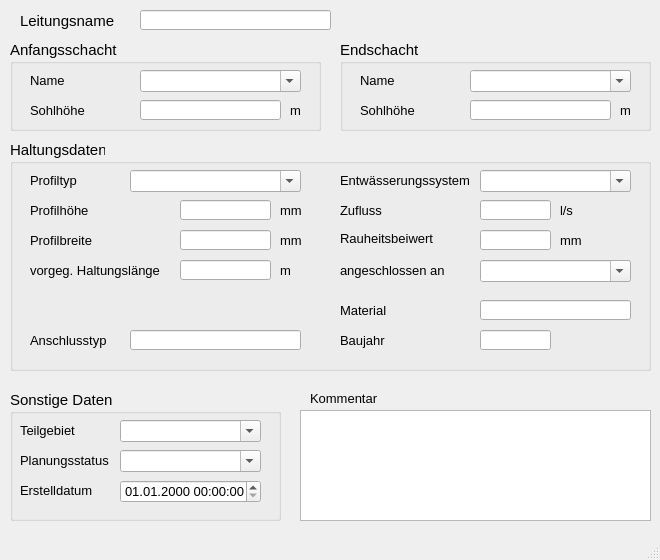
Qt form qkan/forms/qkan_anschlussleitungen.ui (SonkeHoffmann/QKan-1) before a commit.
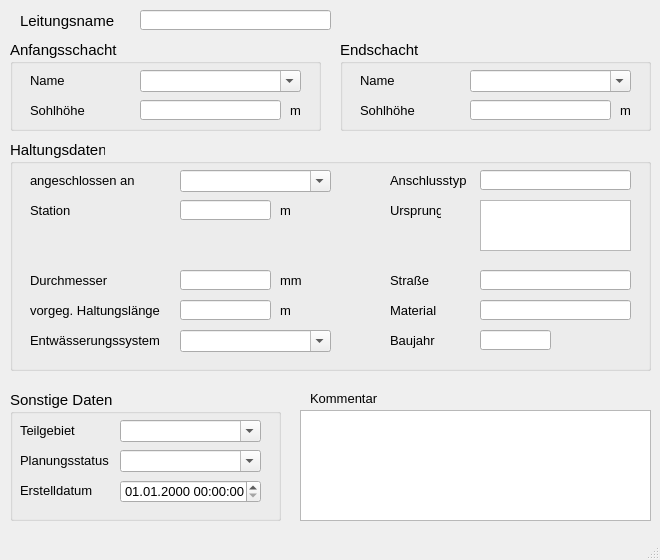
The same form after that commit. Custom widgets are drawn as their Qt base class.

What changed in the file:
```diff
--- a/qkan/forms/qkan_anschlussleitungen.ui
+++ b/qkan/forms/qkan_anschlussleitungen.ui
@@ -384,71 +384,11 @@
     <property name="title">
      <string>Haltungsdaten</string>
     </property>
-    <widget class="QLineEdit" name="ks">
-     <property name="geometry">
-      <rect>
-       <x>470</x>
-       <y>90</y>
-       <width>71</width>
-       <height>20</height>
-      </rect>
-     </property>
-     <property name="font">
-      <font>
-       <family>Tahoma</family>
-       <pointsize>10</pointsize>
-      </font>
-     </property>
-     <property name="toolTip">
-      <string>&lt;html&gt;&lt;head/&gt;&lt;body&gt;&lt;p&gt;Absolute Rauheit gemäß Prandtl-Colebrook&lt;/p&gt;&lt;/body&gt;&lt;/html&gt;</string>
-     </property>
-     <property name="statusTip">
-      <string>Absolute Rauheit gemäß Prandtl-Colebrook</string>
-     </property>
-    </widget>
-    <widget class="QLabel" name="label_7">
-     <property name="geometry">
-      <rect>
-       <x>20</x>
-       <y>90</y>
-       <width>101</width>
-       <height>21</height>
-      </rect>
-     </property>
-     <property name="font">
-      <font>
-       <family>Tahoma</family>
-       <pointsize>10</pointsize>
-      </font>
-     </property>
-     <property name="text">
-      <string>Profilbreite</string>
-     </property>
-    </widget>
-    <widget class="QLabel" name="label_20">
-     <property name="geometry">
-      <rect>
-       <x>270</x>
-       <y>90</y>
-       <width>31</width>
-       <height>21</height>
-      </rect>
-     </property>
-     <property name="font">
-      <font>
-       <family>Tahoma</family>
-       <pointsize>10</pointsize>
-      </font>
-     </property>
-     <property name="text">
-      <string>mm</string>
-     </property>
-    </widget>
     <widget class="QLabel" name="label_21">
      <property name="geometry">
       <rect>
        <x>270</x>
-       <y>120</y>
+       <y>160</y>
        <width>31</width>
        <height>21</height>
       </rect>
@@ -467,7 +407,7 @@
      <property name="geometry">
       <rect>
        <x>170</x>
-       <y>120</y>
+       <y>160</y>
        <width>91</width>
        <height>20</height>
       </rect>
@@ -488,8 +428,8 @@
     <widget class="QComboBox" name="entwart">
      <property name="geometry">
       <rect>
-       <x>470</x>
-       <y>30</y>
+       <x>170</x>
+       <y>190</y>
        <width>151</width>
        <height>22</height>
       </rect>
@@ -510,57 +450,13 @@
       <bool>true</bool>
      </property>
     </widget>
-    <widget class="QComboBox" name="profilnam">
-     <property name="geometry">
-      <rect>
-       <x>120</x>
-       <y>30</y>
-       <width>171</width>
-       <height>22</height>
-      </rect>
-     </property>
-     <property name="font">
-      <font>
-       <family>Tahoma</family>
-       <pointsize>10</pointsize>
-      </font>
-     </property>
-     <property name="toolTip">
-      <string>&lt;html&gt;&lt;head/&gt;&lt;body&gt;&lt;p&gt;Profil der Haltung gem. HE&lt;/p&gt;&lt;/body&gt;&lt;/html&gt;</string>
-     </property>
-     <property name="statusTip">
-      <string>Profil der Haltung gem. HE</string>
-     </property>
-     <property name="editable">
-      <bool>true</bool>
-     </property>
-    </widget>
-    <widget class="QLabel" name="label_54">
-     <property name="geometry">
-      <rect>
-       <x>20</x>
-       <y>30</y>
-       <width>91</width>
-       <height>21</height>
-      </rect>
-     </property>
-     <property name="font">
-      <font>
-       <family>Tahoma</family>
-       <pointsize>10</pointsize>
-      </font>
-     </property>
-     <property name="text">
-      <string>Profiltyp</string>
-     </property>
-    </widget>
     <widget class="QLabel" name="label_17">
      <property name="geometry">
       <rect>
        <x>20</x>
-       <y>110</y>
-       <width>151</width>
-       <height>41</height>
+       <y>160</y>
+       <width>141</width>
+       <height>21</height>
       </rect>
      </property>
      <property name="font">
@@ -576,9 +472,9 @@
     <widget class="QLabel" name="label_51">
      <property name="geometry">
       <rect>
-       <x>330</x>
-       <y>30</y>
-       <width>151</width>
+       <x>20</x>
+       <y>190</y>
+       <width>141</width>
        <height>21</height>
       </rect>
      </property>
@@ -596,7 +492,7 @@
      <property name="geometry">
       <rect>
        <x>170</x>
-       <y>60</y>
+       <y>130</y>
        <width>91</width>
        <height>20</height>
       </rect>
@@ -618,7 +514,7 @@
      <property name="geometry">
       <rect>
        <x>270</x>
-       <y>60</y>
+       <y>130</y>
        <width>31</width>
        <height>21</height>
       </rect>
@@ -633,33 +529,11 @@
       <string>mm</string>
      </property>
     </widget>
-    <widget class="QLineEdit" name="breite">
-     <property name="geometry">
-      <rect>
-       <x>170</x>
-       <y>90</y>
-       <width>91</width>
-       <height>20</height>
-      </rect>
-     </property>
-     <property name="font">
-      <font>
-       <family>Tahoma</family>
-       <pointsize>10</pointsize>
-      </font>
-     </property>
-     <property name="toolTip">
-      <string>&lt;html&gt;&lt;head/&gt;&lt;body&gt;&lt;p&gt;Bedeutung hängt vom Profiltyp ab&lt;/p&gt;&lt;/body&gt;&lt;/html&gt;</string>
-     </property>
-     <property name="statusTip">
-      <string>Bedeutung hängt vom Profiltyp ab</string>
-     </property>
-    </widget>
     <widget class="QLabel" name="label_6">
      <property name="geometry">
       <rect>
        <x>20</x>
-       <y>60</y>
+       <y>130</y>
        <width>101</width>
        <height>21</height>
       </rect>
@@ -671,53 +545,15 @@
       </font>
      </property>
      <property name="text">
-      <string>Profilhöhe</string>
-     </property>
-    </widget>
-    <widget class="QLabel" name="label_70">
-     <property name="geometry">
-      <rect>
-       <x>550</x>
-       <y>90</y>
-       <width>46</width>
-       <height>21</height>
-      </rect>
-     </property>
-     <property name="font">
-      <font>
-       <family>Tahoma</family>
-       <pointsize>10</pointsize>
-      </font>
-     </property>
-     <property name="text">
-      <string>mm</string>
-     </property>
-    </widget>
-    <widget class="QLabel" name="label_61">
-     <property name="geometry">
-      <rect>
-       <x>330</x>
-       <y>90</y>
-       <width>101</width>
-       <height>16</height>
-      </rect>
-     </property>
-     <property name="font">
-      <font>
-       <family>Tahoma</family>
-       <pointsize>10</pointsize>
-      </font>
-     </property>
-     <property name="text">
-      <string>Rauheitsbeiwert</string>
+      <string>Durchmesser</string>
      </property>
     </widget>
     <widget class="QLabel" name="label_11">
      <property name="geometry">
       <rect>
-       <x>330</x>
+       <x>380</x>
        <y>190</y>
-       <width>101</width>
+       <width>71</width>
        <height>21</height>
       </rect>
      </property>
@@ -731,31 +567,12 @@
       <string>Baujahr</string>
      </property>
     </widget>
-    <widget class="QLabel" name="label_13">
-     <property name="geometry">
-      <rect>
-       <x>330</x>
-       <y>60</y>
-       <width>101</width>
-       <height>21</height>
-      </rect>
-     </property>
-     <property name="font">
-      <font>
-       <family>Tahoma</family>
-       <pointsize>10</pointsize>
-      </font>
-     </property>
-     <property name="text">
-      <string>Zufluss</string>
-     </property>
-    </widget>
     <widget class="QLabel" name="label_23">
      <property name="geometry">
       <rect>
-       <x>330</x>
+       <x>380</x>
        <y>160</y>
-       <width>101</width>
+       <width>81</width>
        <height>21</height>
       </rect>
      </property>
@@ -785,41 +602,12 @@
       <string>Material des Schachtes (z.B. Beton, Gussstahl etc.)</string>
      </property>
     </widget>
-    <widget class="QLineEdit" name="qzu">
-     <property name="geometry">
-      <rect>
-       <x>470</x>
-       <y>60</y>
-       <width>71</width>
-       <height>20</height>
-      </rect>
-     </property>
-    </widget>
-    <widget class="QLabel" name="label_71">
-     <property name="geometry">
-      <rect>
-       <x>550</x>
-       <y>60</y>
-       <width>46</width>
-       <height>21</height>
-      </rect>
-     </property>
-     <property name="font">
-      <font>
-       <family>Tahoma</family>
-       <pointsize>10</pointsize>
-      </font>
-     </property>
-     <property name="text">
-      <string>l/s</string>
-     </property>
-    </widget>
     <widget class="QLabel" name="label_26">
      <property name="geometry">
       <rect>
-       <x>20</x>
-       <y>190</y>
-       <width>101</width>
+       <x>380</x>
+       <y>30</y>
+       <width>91</width>
        <height>21</height>
       </rect>
      </property>
@@ -836,9 +624,9 @@
     <widget class="QLineEdit" name="anschlusstyp">
      <property name="geometry">
       <rect>
-       <x>120</x>
-       <y>190</y>
-       <width>171</width>
+       <x>470</x>
+       <y>30</y>
+       <width>151</width>
        <height>20</height>
       </rect>
      </property>
@@ -862,8 +650,8 @@
     <widget class="QComboBox" name="haltnam">
      <property name="geometry">
       <rect>
-       <x>470</x>
-       <y>120</y>
+       <x>170</x>
+       <y>30</y>
        <width>151</width>
        <height>22</height>
       </rect>
@@ -887,8 +675,8 @@
     <widget class="QLabel" name="label_52">
      <property name="geometry">
       <rect>
-       <x>330</x>
-       <y>120</y>
+       <x>20</x>
+       <y>30</y>
        <width>121</width>
        <height>21</height>
       </rect>
@@ -903,6 +691,130 @@
       <string>angeschlossen an</string>
      </property>
     </widget>
+    <widget class="QLineEdit" name="urstation">
+     <property name="geometry">
+      <rect>
+       <x>170</x>
+       <y>60</y>
+       <width>91</width>
+       <height>20</height>
+      </rect>
+     </property>
+     <property name="font">
+      <font>
+       <family>Tahoma</family>
+       <pointsize>10</pointsize>
+      </font>
+     </property>
+     <property name="toolTip">
+      <string>&lt;html&gt;&lt;head/&gt;&lt;body&gt;&lt;p&gt;Bedeutung hängt vom Profiltyp ab&lt;/p&gt;&lt;/body&gt;&lt;/html&gt;</string>
+     </property>
+     <property name="statusTip">
+      <string>Bedeutung hängt vom Profiltyp ab</string>
+     </property>
+    </widget>
+    <widget class="QLabel" name="label_20">
+     <property name="geometry">
+      <rect>
+       <x>270</x>
+       <y>60</y>
+       <width>31</width>
+       <height>21</height>
+      </rect>
+     </property>
+     <property name="font">
+      <font>
+       <family>Tahoma</family>
+       <pointsize>10</pointsize>
+      </font>
+     </property>
+     <property name="text">
+      <string>m</string>
+     </property>
+    </widget>
+    <widget class="QLabel" name="label_7">
+     <property name="geometry">
+      <rect>
+       <x>20</x>
+       <y>60</y>
+       <width>101</width>
+       <height>21</height>
+      </rect>
+     </property>
+     <property name="font">
+      <font>
+       <family>Tahoma</family>
+       <pointsize>10</pointsize>
+      </font>
+     </property>
+     <property name="text">
+      <string>Station</string>
+     </property>
+    </widget>
+    <widget class="QLabel" name="label_10">
+     <property name="geometry">
+      <rect>
+       <x>380</x>
+       <y>60</y>
+       <width>51</width>
+       <height>21</height>
+      </rect>
+     </property>
+     <property name="font">
+      <font>
+       <family>Tahoma</family>
+       <pointsize>10</pointsize>
+      </font>
+     </property>
+     <property name="text">
+      <string>Ursprung</string>
+     </property>
+    </widget>
+    <widget class="QTextEdit" name="textEdit">
+     <property name="geometry">
+      <rect>
+       <x>470</x>
+       <y>60</y>
+       <width>151</width>
+       <height>51</height>
+      </rect>
+     </property>
+    </widget>
+    <widget class="QLineEdit" name="strasse">
+     <property name="geometry">
+      <rect>
+       <x>470</x>
+       <y>130</y>
+       <width>151</width>
+       <height>20</height>
+      </rect>
+     </property>
+     <property name="toolTip">
+      <string>&lt;html&gt;&lt;head/&gt;&lt;body&gt;&lt;p&gt;Material des Schachtes (z.B. Beton, Gussstahl etc.)&lt;/p&gt;&lt;/body&gt;&lt;/html&gt;</string>
+     </property>
+     <property name="statusTip">
+      <string>Material des Schachtes (z.B. Beton, Gussstahl etc.)</string>
+     </property>
+    </widget>
+    <widget class="QLabel" name="label_24">
+     <property name="geometry">
+      <rect>
+       <x>380</x>
+       <y>130</y>
+       <width>81</width>
+       <height>21</height>
+      </rect>
+     </property>
+     <property name="font">
+      <font>
+       <family>Tahoma</family>
+       <pointsize>10</pointsize>
+      </font>
+     </property>
+     <property name="text">
+      <string>Straße</string>
+     </property>
+    </widget>
    </widget>
    <widget class="QGroupBox" name="groupBox_4">
     <property name="geometry">
```
Left out of the diff: 3 changed lines with no effect on the pictures.
